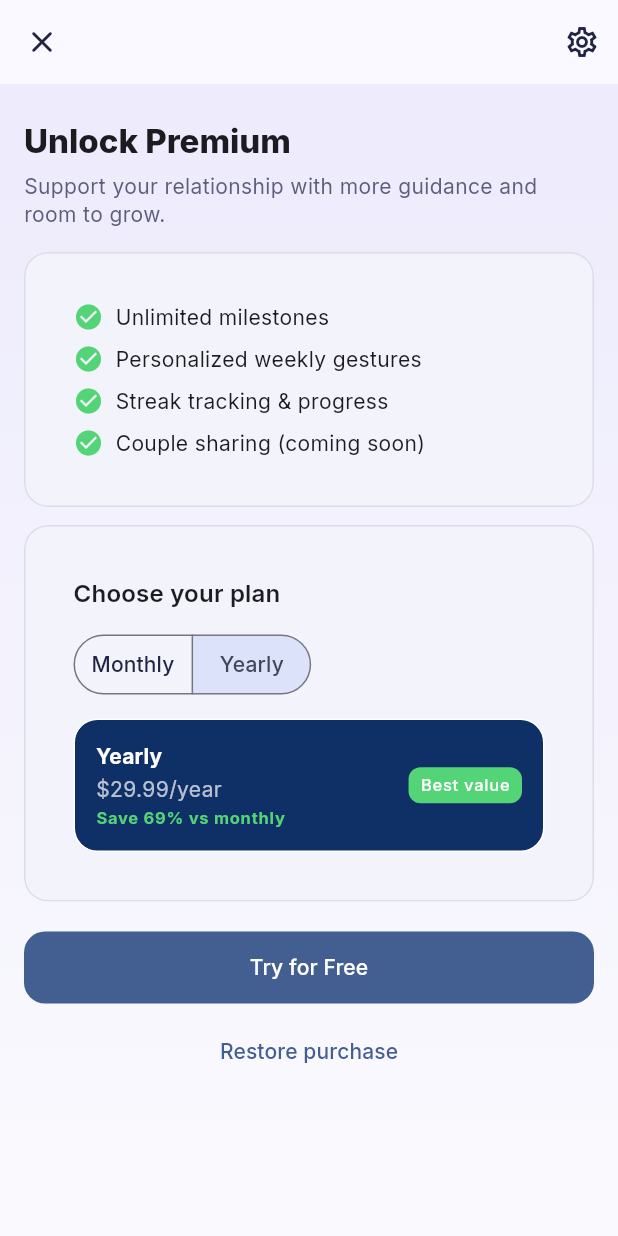
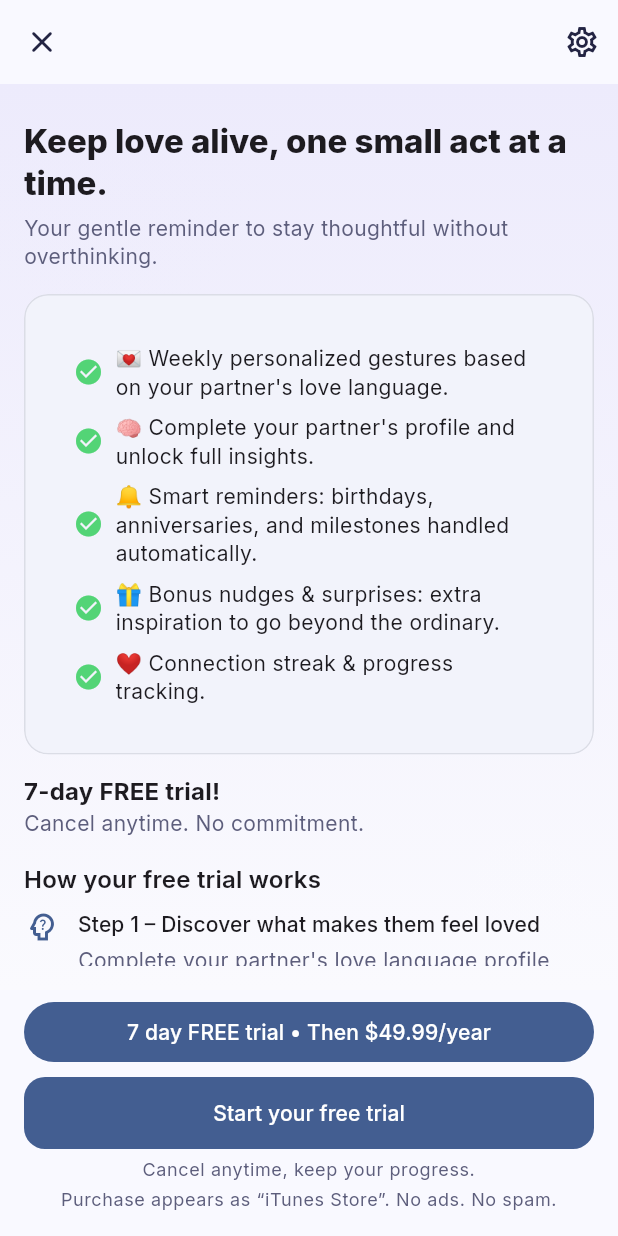
Before and after one commit to miedo007/LittleActs, a Flutter app: the PaywallScreen screen opened by its route, on a phone screen of 412 x 824 dp. Run offline on Flutter 3.47's test engine with Material 3 defaults, Android fonts, the phone set to English and light mode, and no system bars; our stand-ins replace flutter_riverpod, go_router, google_fonts, shared_preferences; accounts and stored records are empty.

Commit message:
imprpoved paywall screen

```diff
--- a/lib/features/paywall/paywall_screen.dart
+++ b/lib/features/paywall/paywall_screen.dart
@@ -16,8 +16,8 @@ class PaywallScreen extends ConsumerWidget {
   Widget build(BuildContext context, WidgetRef ref) {
     // Example prices for display + savings calc
     const double monthlyPrice = 7.99;
-    const double yearlyPrice = 29.99;
-    final int yearlySavingsPct = ((1 - (yearlyPrice / (12 * monthlyPrice))) * 100).round();
+    const double yearlyPrice = 49.99;
+    final int yearlySavingsPct = 40;
     final isPro = ref.watch(premiumProvider);
     final cs = Theme.of(context).colorScheme;
 
@@ -50,10 +50,11 @@ class PaywallScreen extends ConsumerWidget {
                 child: Column(
                   crossAxisAlignment: CrossAxisAlignment.start,
                   children: [
-                    Text('Unlock Premium', style: Theme.of(context).textTheme.titleLarge),
+                    Text('Keep love alive, one small act at a time.',
+                        style: Theme.of(context).textTheme.titleLarge?.copyWith(fontWeight: FontWeight.w800)),
                     const SizedBox(height: 6),
                     Text(
-                      'Support your relationship with more guidance and room to grow.',
+                      'Your gentle reminder to stay thoughtful without overthinking.',
                       style: Theme.of(context).textTheme.bodyMedium?.copyWith(color: cs.onSurfaceVariant),
                     ),
                   ],
@@ -65,17 +66,31 @@ class PaywallScreen extends ConsumerWidget {
                   child: Column(
                     crossAxisAlignment: CrossAxisAlignment.start,
                     children: const [
-                      _FeatureRow(text: 'Unlimited milestones'),
+                      _FeatureRow(text: '💌 Weekly personalized gestures based on your partner\'s love language.'),
                       SizedBox(height: 8),
-                      _FeatureRow(text: 'Personalized weekly gestures'),
+                      _FeatureRow(text: '🧠 Complete your partner\'s profile and unlock full insights.'),
                       SizedBox(height: 8),
-                      _FeatureRow(text: 'Streak tracking & progress'),
+                      _FeatureRow(text: '🔔 Smart reminders: birthdays, anniversaries, and milestones handled automatically.'),
                       SizedBox(height: 8),
-                      _FeatureRow(text: 'Couple sharing (coming soon)'),
+                      _FeatureRow(text: '🎁 Bonus nudges & surprises: extra inspiration to go beyond the ordinary.'),
+                      SizedBox(height: 8),
+                      _FeatureRow(text: '❤️ Connection streak & progress tracking.'),
                     ],
                   ),
                 ),
               ),
+              const SizedBox(height: 12),
+              Text('7-day FREE trial!', style: Theme.of(context).textTheme.titleMedium?.copyWith(fontWeight: FontWeight.w700)),
+              Text('Cancel anytime. No commitment.',
+                  style: Theme.of(context).textTheme.bodyMedium?.copyWith(color: cs.onSurfaceVariant)),
+              const SizedBox(height: 16),
+              Text('How your free trial works', style: Theme.of(context).textTheme.titleMedium),
+              const SizedBox(height: 8),
+              _StepRow(icon: Icons.psychology_alt_outlined, title: 'Step 1 – Discover what makes them feel loved', text: 'Complete your partner\'s love language profile and unlock personalized weekly gestures built around what matters most to them.'),
+              const SizedBox(height: 8),
+              _StepRow(icon: Icons.mark_email_read_outlined, title: 'Step 2 – Get your first weekly nudge', text: 'Receive your first Little Act this week — a 3-minute gesture designed to strengthen your connection, effortlessly.'),
+              const SizedBox(height: 8),
+              _StepRow(icon: Icons.calendar_month_outlined, title: 'Step 3 – Stay close without pressure', text: 'You’ll get gentle reminders before milestones and optional bonus ideas to go beyond the basics.'),
               const SizedBox(height: 12),
               GlassCard(
                 child: Padding(
@@ -87,9 +102,26 @@ class PaywallScreen extends ConsumerWidget {
                       const SizedBox(height: 12),
                       SegmentedButton<_Plan>(
                         showSelectedIcon: false,
-                        segments: const [
-                          ButtonSegment(value: _Plan.monthly, label: Text('Monthly')),
-                          ButtonSegment(value: _Plan.yearly, label: Text('Yearly')),
+                        segments: [
+                          const ButtonSegment(value: _Plan.monthly, label: Text('Monthly')),
+                          ButtonSegment(
+                            value: _Plan.yearly,
+                            label: Row(
+                              mainAxisSize: MainAxisSize.min,
+                              children: [
+                                const Text('Yearly'),
+                                const SizedBox(width: 6),
+                                Container(
+                                  padding: const EdgeInsets.symmetric(horizontal: 6, vertical: 2),
+                                  decoration: BoxDecoration(
+                                    color: cs.primary.withValues(alpha: 0.12),
+                                    borderRadius: BorderRadius.circular(10),
+                                  ),
+                                  child: Text('Save $yearlySavingsPct%', style: Theme.of(context).textTheme.labelSmall),
+                                ),
+                              ],
+                            ),
+                          ),
                         ],
                         selected: {ref.watch(_planProvider)},
                         onSelectionChanged: (s) => ref.read(_planProvider.notifier).state = s.first,
@@ -97,25 +129,59 @@ class PaywallScreen extends ConsumerWidget {
                       const SizedBox(height: 12),
                       Builder(builder: (_) {
                         final plan = ref.watch(_planProvider);
-                        if (plan == _Plan.monthly) {
-                          return const _PlanTile(
-                            label: 'Monthly',
-                            price: r'$7.99/month',
-                            highlight: false,
-                          );
-                        }
-                        return _PlanTile(
-                          label: 'Yearly',
-                          price: r'$29.99/year',
-                          highlight: true,
-                          note: 'Save $yearlySavingsPct% vs monthly',
+                        return Column(
+                          children: [
+                            InkWell(
+                              borderRadius: BorderRadius.circular(16),
+                              onTap: () => ref.read(_planProvider.notifier).state = _Plan.monthly,
+                              child: _PlanTile(
+                                label: 'Monthly',
+                                price: r'$7.99/month',
+                                highlight: plan == _Plan.monthly,
+                              ),
+                            ),
+                            const SizedBox(height: 8),
+                            InkWell(
+                              borderRadius: BorderRadius.circular(16),
+                              onTap: () => ref.read(_planProvider.notifier).state = _Plan.yearly,
+                              child: _PlanTile(
+                                label: 'Yearly',
+                                price: r'$49.99/year',
+                                highlight: plan == _Plan.yearly,
+                                note: 'Save $yearlySavingsPct% vs monthly',
+                              ),
+                            ),
+                          ],
                         );
                       }),
                     ],
                   ),
                 ),
               ),
-              const SizedBox(height: 20),
+              const SizedBox(height: 120),
+            ],
+          ),
+        ),
+      ),
+      bottomNavigationBar: SafeArea(
+        child: Padding(
+          padding: const EdgeInsets.fromLTRB(16, 8, 16, 16),
+          child: Column(
+            mainAxisSize: MainAxisSize.min,
+            crossAxisAlignment: CrossAxisAlignment.stretch,
+            children: [
+              Builder(builder: (_) {
+                final plan = ref.watch(_planProvider);
+                final priceText = plan == _Plan.monthly ? r'$7.99/month' : r'$49.99/year';
+                return Container(
+                  padding: const EdgeInsets.symmetric(horizontal: 14, vertical: 10),
+                  decoration: BoxDecoration(color: cs.primary, borderRadius: BorderRadius.circular(20)),
+                  alignment: Alignment.center,
+                  child: Text('7 day FREE trial • Then ' + priceText,
+                      style: Theme.of(context).textTheme.labelLarge?.copyWith(color: cs.onPrimary)),
+                );
+              }),
+              const SizedBox(height: 10),
               FilledButton(
                 onPressed: isPro
                     ? null
@@ -127,19 +193,16 @@ class PaywallScreen extends ConsumerWidget {
                         );
                         context.pop();
                       },
-                child: Text(isPro ? 'Premium active' : 'Try for Free'),
+                child: Text(isPro ? 'Premium active' : 'Start your free trial'),
               ),
-              const SizedBox(height: 8),
-              TextButton(
-                onPressed: () async {
-                  await ref.read(premiumProvider.notifier).restore();
-                  if (!context.mounted) return;
-                  ScaffoldMessenger.of(context).showSnackBar(
-                    const SnackBar(content: Text('Restore attempted')),
-                  );
-                },
-                child: const Text('Restore purchase'),
-              ),
+              const SizedBox(height: 6),
+              Text('Cancel anytime, keep your progress.',
+                  textAlign: TextAlign.center,
+                  style: Theme.of(context).textTheme.bodySmall?.copyWith(color: cs.onSurfaceVariant)),
+              const SizedBox(height: 4),
+              Text('Purchase appears as “iTunes Store”. No ads. No spam.',
+                  textAlign: TextAlign.center,
+                  style: Theme.of(context).textTheme.bodySmall?.copyWith(color: cs.onSurfaceVariant)),
             ],
           ),
         ),
@@ -212,3 +275,32 @@ class _PlanTile extends StatelessWidget {
     );
   }
 }
+
+class _StepRow extends StatelessWidget {
+  final IconData icon;
+  final String title;
+  final String text;
+  const _StepRow({required this.icon, required this.title, required this.text});
+
+  @override
+  Widget build(BuildContext context) {
+    final cs = Theme.of(context).colorScheme;
+    return Row(
+      crossAxisAlignment: CrossAxisAlignment.start,
+      children: [
+        Icon(icon, color: cs.primary),
+        const SizedBox(width: 12),
+        Expanded(
+          child: Column(
+            crossAxisAlignment: CrossAxisAlignment.start,
+            children: [
+              Text(title, style: Theme.of(context).textTheme.titleSmall),
+              const SizedBox(height: 4),
+              Text(text, style: Theme.of(context).textTheme.bodyMedium?.copyWith(color: cs.onSurfaceVariant)),
+            ],
+          ),
+        )
+      ],
+    );
+  }
+}
```
